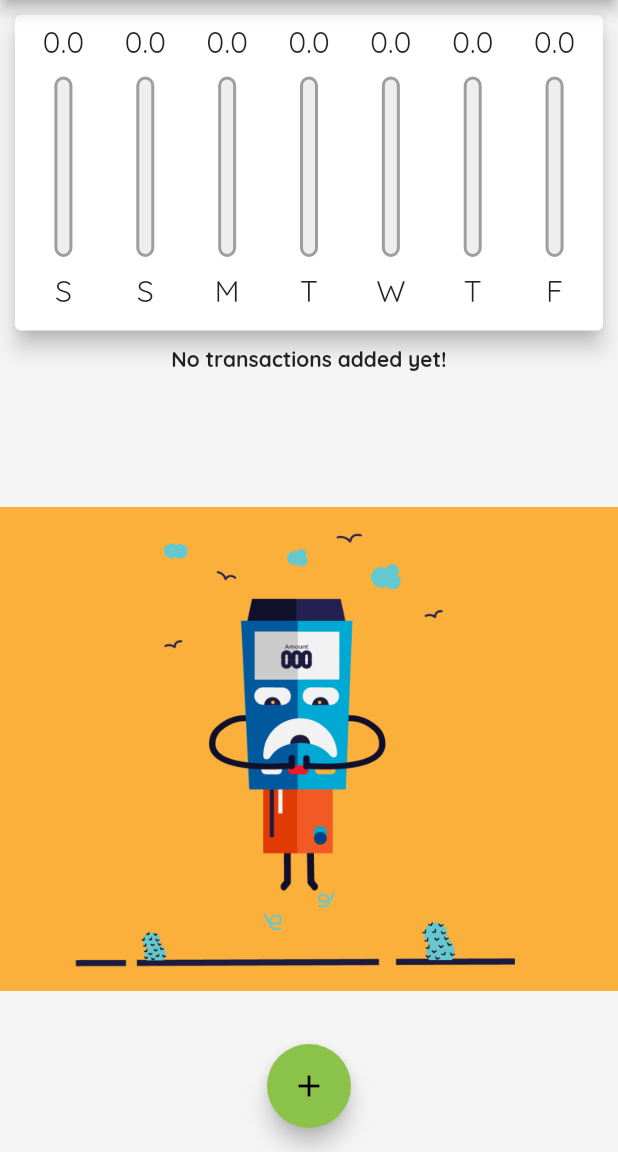
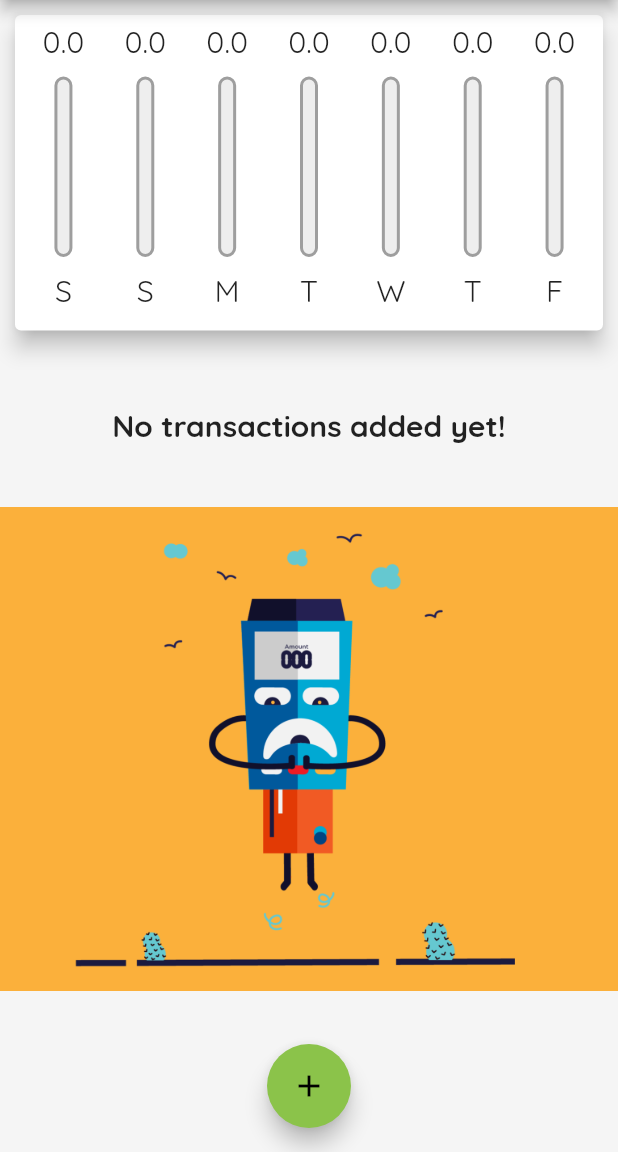
Before and after one commit to rakeshkannanas/personal_expense_flutter, a Flutter app: the screen it shows after launch, on a phone screen of 412 x 824 dp, the part 84-1236 px from its top. Run offline on Flutter 3.47's test engine with Material 2 defaults, Android fonts, the light colour scheme and no system bars.

Commit message:
design_changes

```diff
--- a/lib/widgets/transaction_list.dart
+++ b/lib/widgets/transaction_list.dart
@@ -25,16 +25,16 @@ class TransactionList extends StatelessWidget {
         ? LayoutBuilder(builder: (ctx, constraints) {
             return Column(children: [
               Container(
-                height: constraints.maxHeight * 0.1,
-                child: Text(
-                  'No transactions added yet!',
-                  style: TextStyle(
-                    fontWeight: FontWeight.bold,
+                height: constraints.maxHeight * 0.2,
+                child: Center(
+                  child: Text(
+                    'No transactions added yet!',
+                    style: TextStyle(
+                      fontWeight: FontWeight.bold,
+                      fontSize: 20,
+                    ),
                   ),
                 ),
-              ),
-              SizedBox(
-                height: constraints.maxHeight * 0.1,
               ),
               Container(
                   height: constraints.maxHeight * 0.6,
```
